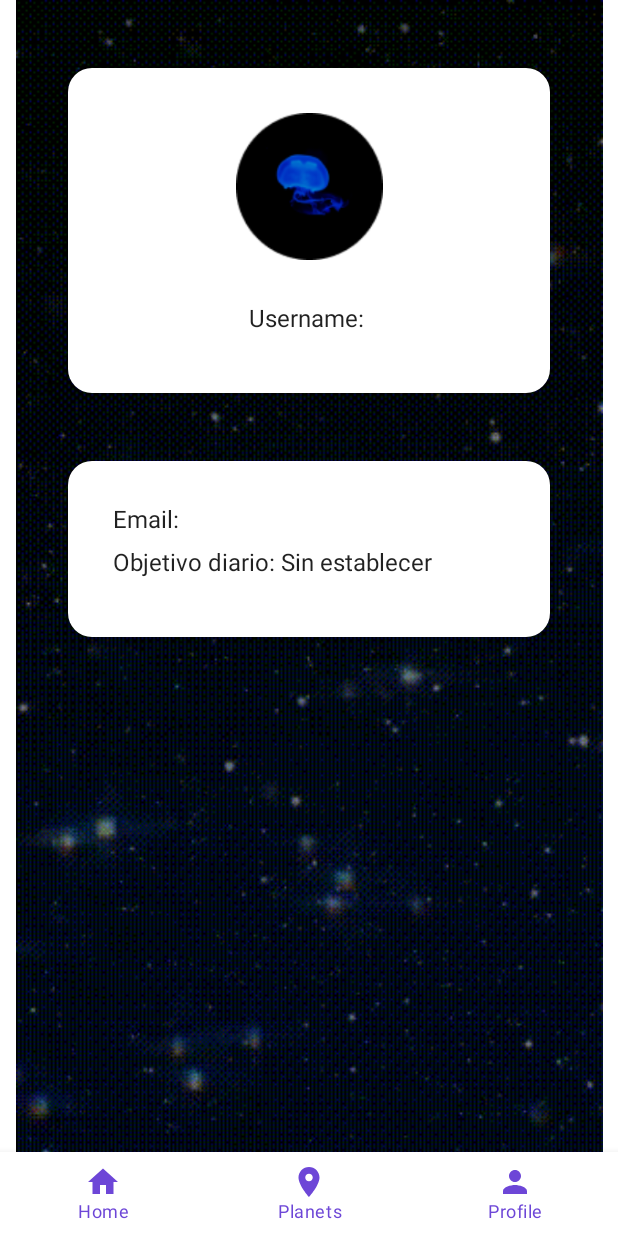
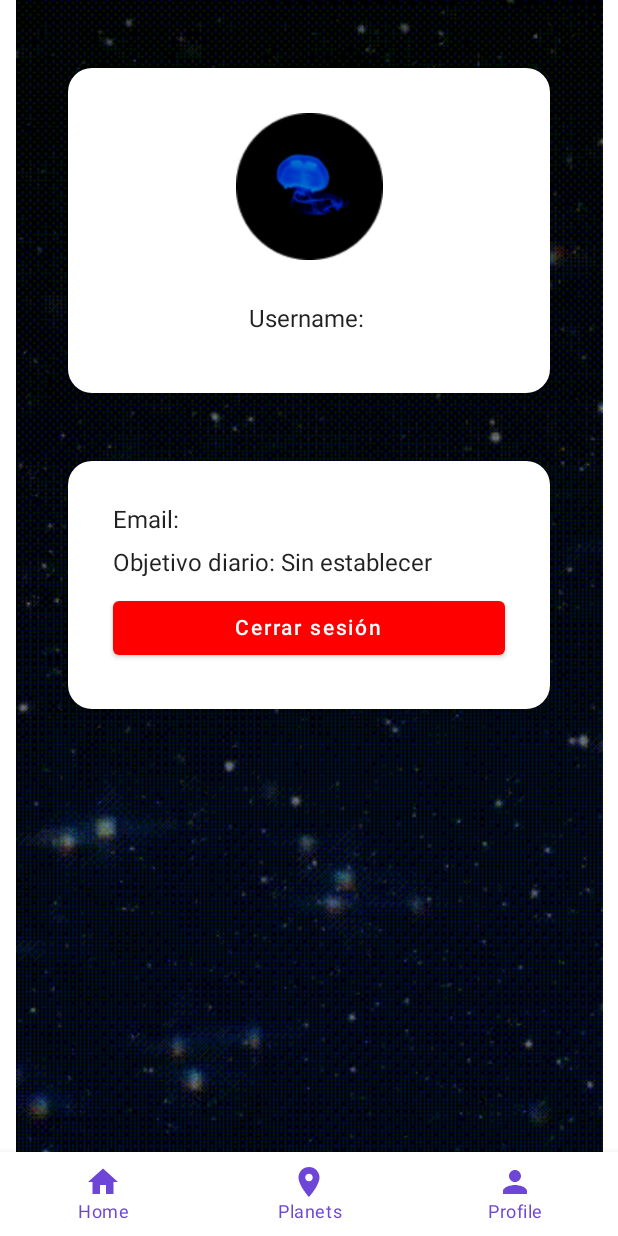
Before and after one commit to peekaboo212/space-sweet-app, an Android app built with Jetpack Compose: the BottomNavigation screen opened through its navigation route, item 3 of the bottom bar chosen, on a phone screen of 412 x 824 dp. Run offline under Robolectric (Android 15) with nearby library versions, the phone set to English and light mode, and no system bars; our stand-ins replace Dagger/Hilt's generated code; libraries missing offline, so code that uses them is left out: coil.decode; pictures from the network do not load; 3 statements that could not run were skipped.

Commit message:
muchos cambios

```diff
--- a/app/src/main/java/com/example/spacesweet/MainActivity.kt
+++ b/app/src/main/java/com/example/spacesweet/MainActivity.kt
@@ -116,7 +116,7 @@ class MainActivity : ComponentActivity() {
                         composable("register") {RegisterScreen(navController)}
                         composable("welcome") { WelcomeScreen(navController)}
                         composable("home") { HomeScreen(countDownViewModel, preferences) }
-                        composable("bottomNavigate"){ BottomNavigation(preferences)}
+                        composable("bottomNavigate"){ BottomNavigation(preferences, navController)}
                     }
                 }
             }
--- a/app/src/main/java/com/example/spacesweet/di/AppModule.kt
+++ b/app/src/main/java/com/example/spacesweet/di/AppModule.kt
@@ -18,7 +18,7 @@ class AppModule {
     @Provides // Prepara la clase para ser injectado
     fun provideReftrofit(): Retrofit{
         return Retrofit.Builder()
-            .baseUrl("http://192.168.137.1:8080")
+            .baseUrl("http://172.16.129.165:3000")
             .addConverterFactory(GsonConverterFactory.create())
             .build()
     }
--- a/app/src/main/java/com/example/spacesweet/ui/home/CountDownViewModel.kt
+++ b/app/src/main/java/com/example/spacesweet/ui/home/CountDownViewModel.kt
@@ -16,6 +16,7 @@ class CountDownViewModel: ViewModel() {
     val userInputHours = mutableStateOf(0)
     val userInputMinutes = mutableStateOf(0)
     val userInputSeconds = mutableStateOf(0)
+    val isActivate = mutableStateOf(false)
 
     private var hours = TimeUnit.HOURS.toMillis(userInputHours.value.toLong() )
     private var minutes = TimeUnit.MINUTES.toMillis(userInputMinutes.value.toLong())
@@ -36,6 +37,7 @@ class CountDownViewModel: ViewModel() {
         val initialTotalTimeInMillis = hours + minutes + seconds
         timeLeft.value = initialTotalTimeInMillis
         timerText.value = timeLeft.value.timeFormat()
+        isActivate.value = false
 
         countDownTimer = object : CountDownTimer(timeLeft.value, countDownInterval) {
             override fun onTick(currentTimeLeft: Long) {
@@ -45,6 +47,7 @@ class CountDownViewModel: ViewModel() {
 
 
             override fun onFinish() {
+                isActivate.value = true
                 preferences.saveNumberOfPlanets()
                 preferences.saveAstronauts()
                 Log.e("hour", hours.toString())
@@ -58,6 +61,7 @@ class CountDownViewModel: ViewModel() {
     }
     fun stopCountDownTimer() {
         countDownTimer?.cancel()
+        isActivate.value = true
         hasFinished.value = false
         timeLeft.value = initialTotalTimeInMillis
         timerText.value = timeLeft.value.timeFormat()
--- a/app/src/main/java/com/example/spacesweet/ui/home/HomeScreen.kt
+++ b/app/src/main/java/com/example/spacesweet/ui/home/HomeScreen.kt
@@ -53,6 +53,9 @@ fun HomeScreen(viewModel: CountDownViewModel, preferences: Preferences){
             modifier = Modifier.fillMaxSize()
         ) {
             SpaceBackground()
+
+
+                        viewModel.apply {
                             Column(
                                 horizontalAlignment = Alignment.CenterHorizontally,
                                 verticalArrangement = Arrangement.Center,
@@ -76,7 +79,10 @@ fun HomeScreen(viewModel: CountDownViewModel, preferences: Preferences){
                                             maxValue = 24,
                                             placeholderText = "Horas"
                                         ) { newHourValue ->
-                            userInputHours = newHourValue
+                                            userInputHours = newHourValue;
+
+                                                isActivate.value = true
+
                                         }
 
                                         NumericInputField(
@@ -84,7 +90,11 @@ fun HomeScreen(viewModel: CountDownViewModel, preferences: Preferences){
                                             maxValue = 59,
                                             placeholderText = "Minutos"
                                         ) { newMinuteValue ->
-                            userInputMinutes = newMinuteValue
+                                            isActivate.value = true;
+                                            userInputMinutes = newMinuteValue;
+
+
+
                                         }
 
                                         NumericInputField(
@@ -92,10 +102,18 @@ fun HomeScreen(viewModel: CountDownViewModel, preferences: Preferences){
                                             maxValue = 59,
                                             placeholderText = "Segundos"
                                         ) { newSecondValue ->
-                            userInputSeconds = newSecondValue
+                                            userInputSeconds = newSecondValue;
+
+                                                isActivate.value = true
+
+                                        }
+                                        if(isActivate.value) {
+                                            isActivate.value =
+                                                !(userInputSeconds == 0 && userInputMinutes == 0 && userInputHours == 0)
+                                        } else {
+
                                         }
 
-                        viewModel.apply {
                             Text(text = timerText.value, fontSize = 28.sp)
                             Button(onClick = {
                                 stopCountDownTimer()
@@ -103,7 +121,8 @@ fun HomeScreen(viewModel: CountDownViewModel, preferences: Preferences){
                                 viewModel.userInputMinutes.value = userInputMinutes
                                 viewModel.userInputSeconds.value = userInputSeconds
                                 startCountDownTimer(preferences)},
-                                modifier = Modifier.fillMaxWidth()
+                                modifier = Modifier.fillMaxWidth(),
+                                enabled = isActivate.value
                             ) {
                                 Text(text = "Start")
                             }
@@ -135,7 +154,7 @@ fun NumericInputField(
     onValueChange: (Int) -> Unit
 ) {
     TextField(
-        value = if (value == 0) "" else value.toString(),
+        value = if (value == -1) "" else value.toString(),
         onValueChange = { newValue ->
             val newValueInt = newValue.toIntOrNull()
             if (newValueInt != null && newValueInt <= maxValue) {
--- a/app/src/main/java/com/example/spacesweet/ui/navigation/BottomNavigation.kt
+++ b/app/src/main/java/com/example/spacesweet/ui/navigation/BottomNavigation.kt
@@ -10,6 +10,7 @@ import androidx.compose.material.icons.filled.*
 import androidx.compose.runtime.Composable
 import androidx.compose.runtime.getValue
 import androidx.compose.ui.graphics.Color
+import androidx.navigation.NavHostController
 import androidx.navigation.compose.NavHost
 import androidx.navigation.compose.composable
 import androidx.navigation.compose.currentBackStackEntryAsState
@@ -24,7 +25,7 @@ import androidx.lifecycle.viewmodel.compose.viewModel as rememberViewModel
 
 @SuppressLint("UnusedMaterialScaffoldPaddingParameter")
 @Composable
-fun BottomNavigation(preferences: Preferences) {
+fun BottomNavigation(preferences: Preferences, prueba : NavHostController) {
     val countDownViewModel: CountDownViewModel = rememberViewModel()
     val navController = rememberNavController()
     Scaffold(
@@ -72,7 +73,7 @@ fun BottomNavigation(preferences: Preferences) {
         NavHost(navController = navController, startDestination = "home") {
             composable("home") { HomeScreen(countDownViewModel, preferences) }
             composable("planets") { PlanetsScreen(preferences)}
-            composable("profile") { ProfileScreen(preferences) }
+            composable("profile") { ProfileScreen(preferences, prueba) }
         }
 
     }
--- a/app/src/main/java/com/example/spacesweet/ui/profile/ProfileScreen.kt
+++ b/app/src/main/java/com/example/spacesweet/ui/profile/ProfileScreen.kt
@@ -6,10 +6,7 @@ import androidx.compose.foundation.Image
 import androidx.compose.foundation.background
 import androidx.compose.foundation.layout.*
 import androidx.compose.foundation.shape.RoundedCornerShape
-import androidx.compose.material.Card
-import androidx.compose.material.Scaffold
-import androidx.compose.material.Text
-import androidx.compose.material.TopAppBar
+import androidx.compose.material.*
 import androidx.compose.runtime.Composable
 import androidx.compose.ui.Alignment
 import androidx.compose.ui.Modifier
@@ -19,6 +16,7 @@ import androidx.compose.ui.platform.LocalContext
 import androidx.compose.ui.res.painterResource
 import androidx.compose.ui.text.style.TextAlign
 import androidx.compose.ui.unit.dp
+import androidx.navigation.NavHostController
 import coil.ImageLoader
 import coil.compose.rememberAsyncImagePainter
 import coil.decode.GifDecoder
@@ -28,7 +26,7 @@ import com.example.spacesweet.data.shared_preferencences.Preferences
 
 @SuppressLint("UnusedMaterialScaffoldPaddingParameter")
 @Composable
-fun ProfileScreen(preferences: Preferences){
+fun ProfileScreen(preferences: Preferences, navController: NavHostController){
     Scaffold (
 
      ){
@@ -47,12 +45,16 @@ fun ProfileScreen(preferences: Preferences){
                     Column(
                         horizontalAlignment = Alignment.CenterHorizontally,
                         verticalArrangement = Arrangement.Center,
-                        modifier = Modifier.fillMaxWidth().padding(30.dp)
+                        modifier = Modifier
+                            .fillMaxWidth()
+                            .padding(30.dp)
                     ) {
                         Image(
                             painter = painterResource(id = R.drawable.profile),
                             contentDescription = "My Image",
-                            modifier = Modifier.size(128.dp).padding(bottom = 30.dp)
+                            modifier = Modifier
+                                .size(128.dp)
+                                .padding(bottom = 30.dp)
                         )
                         Text(
                             text = "Username: " + preferences.getName(),
@@ -67,7 +69,9 @@ fun ProfileScreen(preferences: Preferences){
                     modifier = Modifier.padding(horizontal = 45.dp)
                 ) {
                     Column(
-                        modifier = Modifier.fillMaxWidth().padding(30.dp)
+                        modifier = Modifier
+                            .fillMaxWidth()
+                            .padding(30.dp)
                     ) {
                         Text(
                             text = "Email: " + preferences.getEmail(),
@@ -77,6 +81,16 @@ fun ProfileScreen(preferences: Preferences){
                             text = "Objetivo diario: Sin establecer",
                             modifier = Modifier.padding(bottom = 10.dp)
                         )
+                        Button(onClick = { navController.navigate("login"); preferences.saveSession(false); },
+                            modifier = Modifier.fillMaxWidth(),
+                            colors = ButtonDefaults.buttonColors(
+                                backgroundColor = Color.Red,
+                                contentColor = Color.White
+
+                            )
+                        ) {
+                            Text(text = "Cerrar sesión",)
+                        }
                     }
                 }
             }
```
Lines whose indentation alone changed are shown as unchanged.
